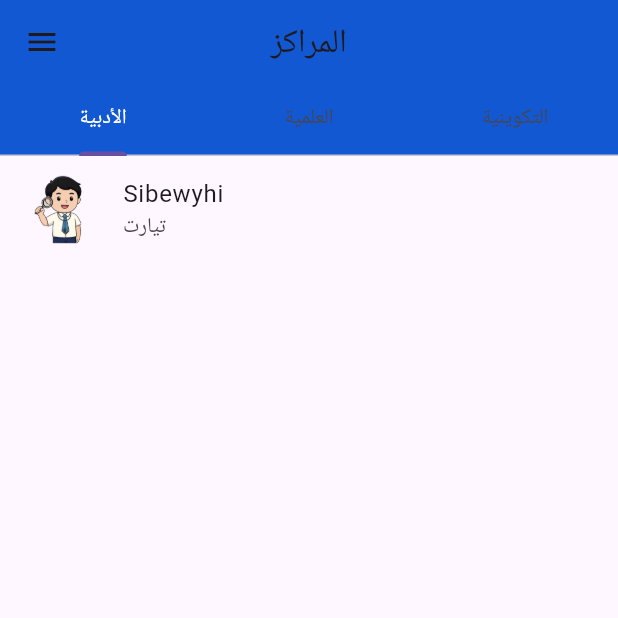
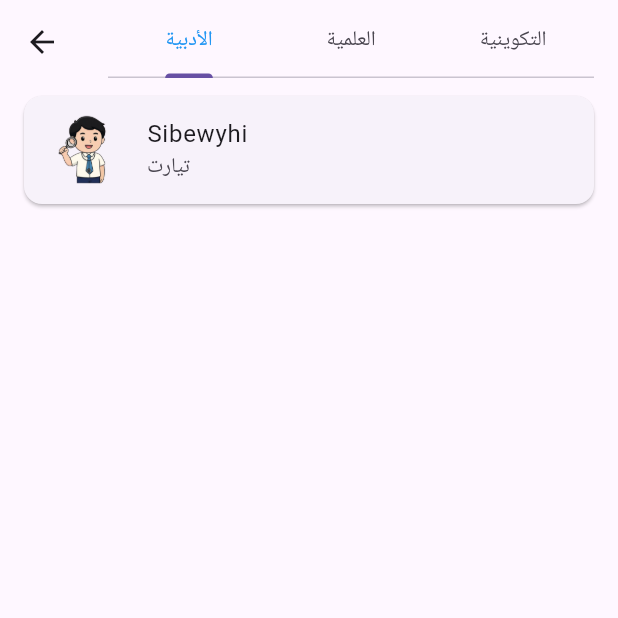
Before and after one commit to mohamed4252/UIgerayk, a Flutter app: the CentersPage screen opened directly, on a phone screen of 412 x 824 dp, the top half of it. Run offline on Flutter 3.47's test engine with Material 3 defaults, Android fonts, the phone set to English and light mode, and no system bars.

Commit message:
Update centerspage.dart
by md

```diff
--- a/lib/centerspage.dart
+++ b/lib/centerspage.dart
@@ -32,7 +32,7 @@ class _CentersPageState extends State<CentersPage> {
   final List<Map<String, String>> cf = [
     {
       'image': 'images/m.png',
-      'name': ' ABC ',
+      'name': ' EBC ',
       'loc': 'madrid',
       'phone': '2556278',
       'details': 'مركز تكويني للتدريب على المهارات اليدوية.',
@@ -45,11 +45,8 @@ class _CentersPageState extends State<CentersPage> {
       length: 3,
       child: Scaffold(
         appBar: AppBar(
-          title: const Text('المراكز'),
-          centerTitle: true,
-          backgroundColor: const Color.fromARGB(255, 18, 88, 211),
-          bottom: const TabBar(
-            labelColor: Colors.white,
+          title: const TabBar(
+            labelColor: Colors.blue,
 
             tabs: [
               Tab(text: 'الأدبية'),
@@ -58,7 +55,6 @@ class _CentersPageState extends State<CentersPage> {
             ],
           ),
         ),
-        drawer: _buildDrawer(context),
         body: TabBarView(
           children: [
             _buildCenterList(cl),
@@ -70,55 +66,18 @@ class _CentersPageState extends State<CentersPage> {
     );
   }
 
-  Widget _buildDrawer(BuildContext context) {
-    return Drawer(
-      child: ListView(
-        padding: EdgeInsets.zero,
-        children: [
-          UserAccountsDrawerHeader(
-            accountName: Text('زائر'),
-            accountEmail: Text(''),
-            currentAccountPicture: CircleAvatar(
-              backgroundColor: Colors.white,
-              child: Icon(Icons.person, size: 40, color: Colors.blue),
-            ),
-            decoration: BoxDecoration(color: Color.fromARGB(255, 18, 88, 211)),
-          ),
-          ListTile(
-            leading: Icon(Icons.home),
-            title: Text('الرئيسية'),
-            onTap: () => Navigator.pop(context),
-          ),
-          ListTile(
-            leading: Icon(Icons.person),
-            title: Text('الحساب'),
-            onTap: () => Navigator.pop(context),
-          ),
-          ListTile(
-            leading: Icon(Icons.info_outline),
-            title: Text('من نحن'),
-            onTap: () => Navigator.pop(context),
-          ),
-          ListTile(
-            leading: Icon(Icons.phone),
-            title: Text('تواصل معنا'),
-            onTap: () => Navigator.pop(context),
-          ),
-        ],
-      ),
-    );
-  }
-
   Widget _buildCenterList(List<Map<String, String>> data) {
     return ListView.builder(
       itemCount: data.length,
       itemBuilder: (context, i) {
         final center = data[i];
-        return ListTile(
-          leading: Image.asset(center['image']!, width: 50, height: 50),
-          title: Text(center['name']!),
-          subtitle: Text(center['loc']!),
-          onTap: () {
+        return Card(
+            margin: EdgeInsets.symmetric(vertical: 8, horizontal: 16),
+            child: ListTile(
+            leading: Image.asset(center['image']!, width: 50, height: 50),
+            title: Text(center['name']!),
+            subtitle: Text(center['loc']!),
+            onTap: () {
             showDialog(
               context: context,
               builder: (context) {
@@ -162,7 +121,7 @@ class _CentersPageState extends State<CentersPage> {
               },
             );
           },
-        );
+        ));
       },
     );
   }
```
